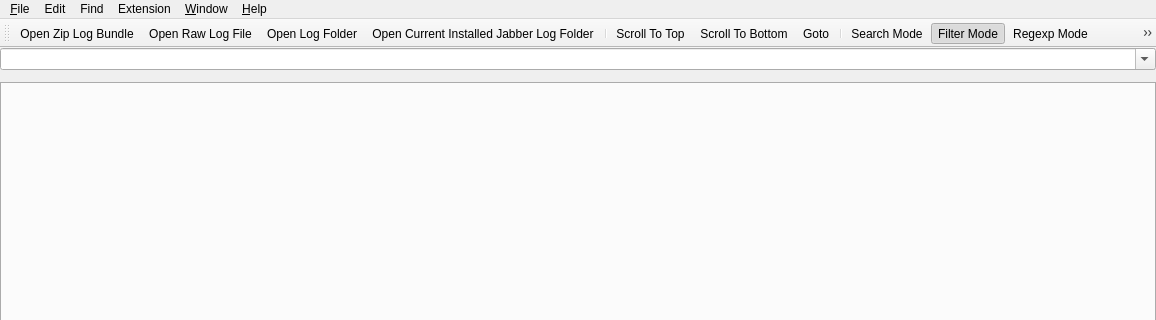
First picture: the form in mainwindow.ui, repository missdeer/cjlv, before the edit; both pictures show x 0 to 1156 and y 0 to 320 of the 1156 by 704 pixel window.
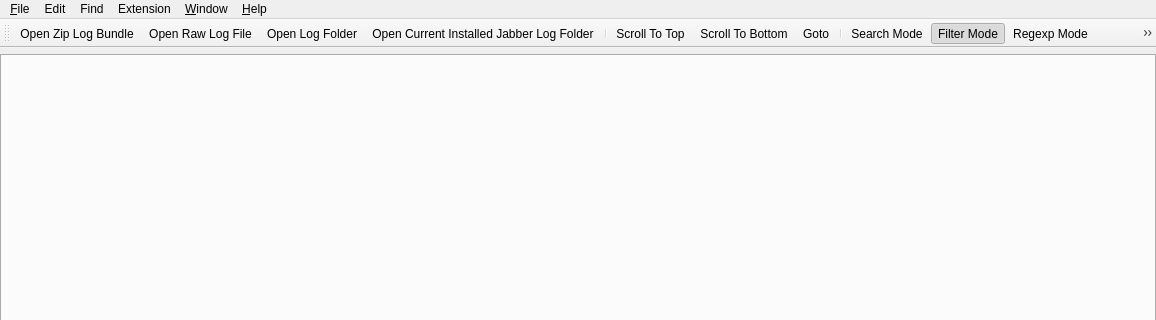
Second picture: the form after the edit. Icons and pictures are not drawn. Custom widgets are drawn as their Qt base class.

Patch:
```diff
--- a/mainwindow.ui
+++ b/mainwindow.ui
@@ -21,7 +21,7 @@
     <normaloff>:/cjlv.png</normaloff>:/cjlv.png</iconset>
   </property>
   <widget class="QWidget" name="centralWidget">
-   <layout class="QVBoxLayout" name="verticalLayout" stretch="0,0,1">
+   <layout class="QVBoxLayout" name="verticalLayout" stretch="0,1">
     <property name="leftMargin">
      <number>0</number>
     </property>
@@ -34,17 +34,6 @@
     <property name="bottomMargin">
      <number>0</number>
     </property>
-    <item>
-     <layout class="QHBoxLayout" name="searchlLayout" stretch="1">
-      <item>
-       <widget class="QComboBox" name="cbKeyword">
-        <property name="editable">
-         <bool>true</bool>
-        </property>
-       </widget>
-      </item>
-     </layout>
-    </item>
     <item>
      <widget class="QWidget" name="tabbarTopPlaceholder" native="true"/>
     </item>
```
Left out of the diff: 3 changed lines with no effect on the pictures.
